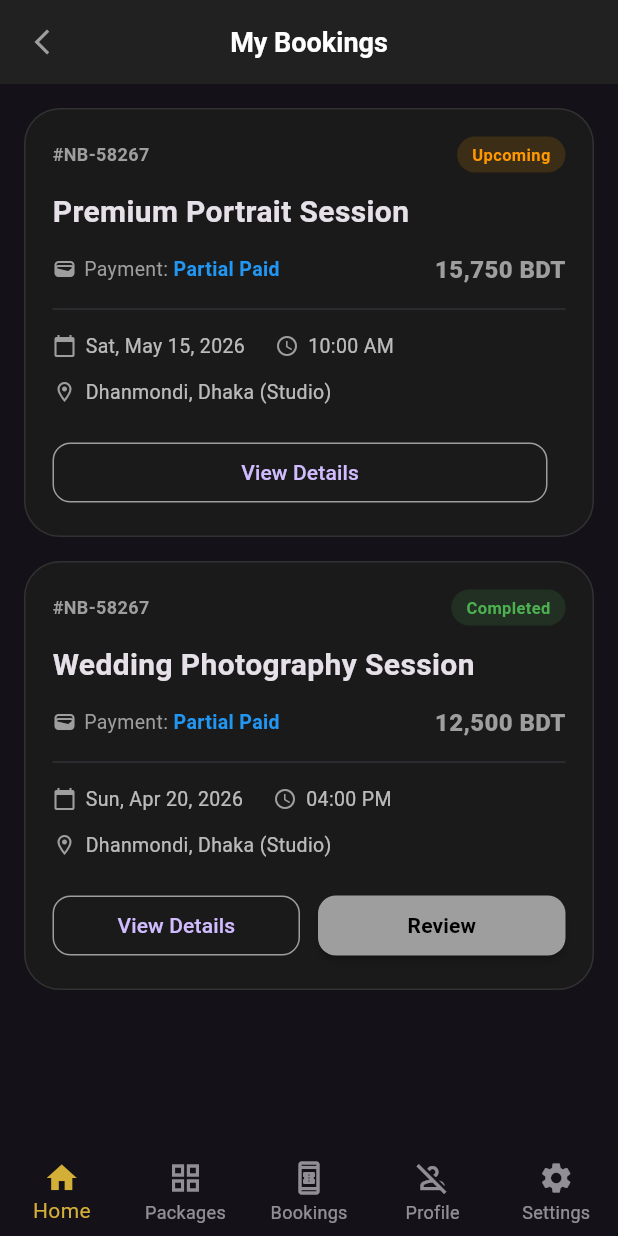
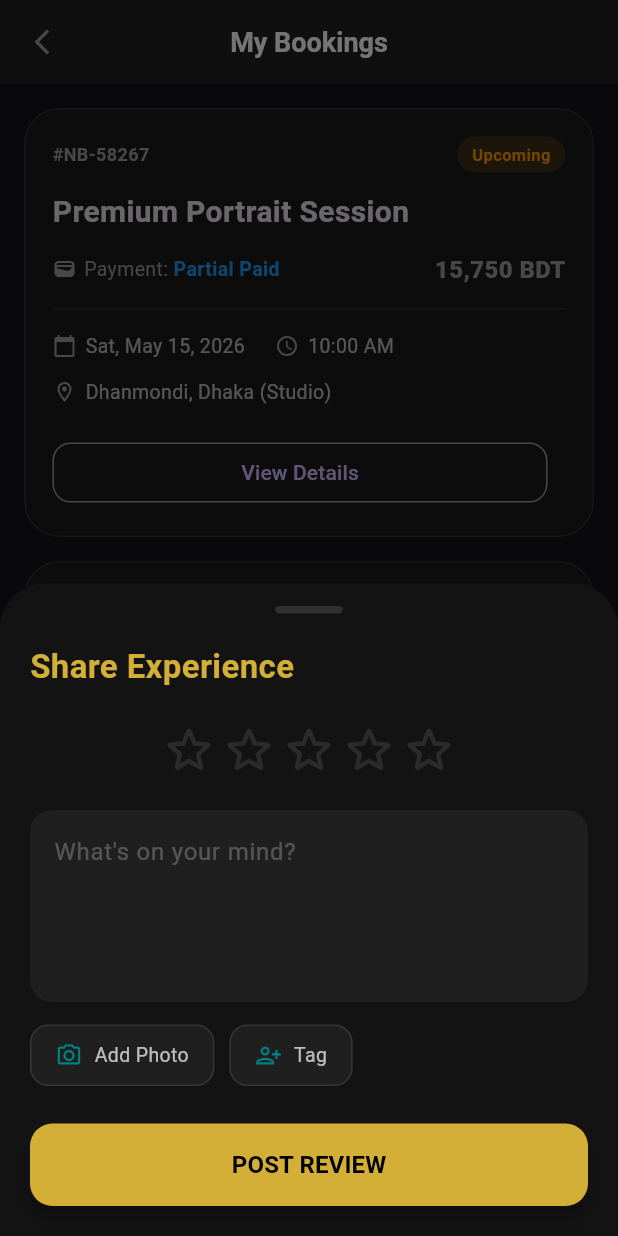
Before and after one commit to HASANALBANNA2024/nobochitro, a Flutter app: the MyBookingScreen screen opened directly with empty values, after a tap on "Review", on a phone screen of 412 x 824 dp. Run offline on Flutter 3.47's test engine with Material 3 defaults, Android fonts, the light colour scheme and no system bars; our stand-ins replace image_picker; network calls fail.

Commit message:
review section navigation completed

```diff
--- a/lib/booking_summary_screen/my_booking_screen.dart
+++ b/lib/booking_summary_screen/my_booking_screen.dart
@@ -1,11 +1,10 @@
 import 'package:flutter/material.dart';
+import 'package:nobochitro/responsive_review_list/_review_sheet_widget.dart';
 import 'package:nobochitro/widgets/custom_appbar.dart';
 import 'package:nobochitro/widgets/custom_bottom_nav.dart';
 
 class MyBookingScreen extends StatelessWidget {
   final Color primaryAccent;
-
-  // এই প্যারামিটারগুলো ক্লাসে ঘোষণা করা হলো যাতে অন্য স্ক্রিন থেকে মান আনা যায়
   final int selectedIndex;
   final Function(int) onDestinationSelected;
   final Function(bool) onThemeChanged;
@@ -26,10 +25,7 @@ class MyBookingScreen extends StatelessWidget {
     final isDark = theme.brightness == Brightness.dark;
     final screenWidth = MediaQuery.of(context).size.width;
     final bool isWeb = screenWidth > 800;
-    final Color goldColor = const Color(0xFFD4AF37);
-    final Color tealColor = const Color(0xFF008080);
 
-    // Sample Data
     final List<Map<String, dynamic>> bookings = [
       {
         "title": "Premium Portrait Session",
@@ -50,9 +46,7 @@ class MyBookingScreen extends StatelessWidget {
     ];
 
     return Scaffold(
-      // আপনার কাস্টম অ্যাপবার
       appBar: buildCustomAppBar(context, primaryAccent, "My Bookings"),
-
       body: Row(
         crossAxisAlignment: CrossAxisAlignment.start,
         children: [
@@ -73,11 +67,13 @@ class MyBookingScreen extends StatelessWidget {
                           final booking = bookings[index];
                           bool isCompleted = booking['status'] == "Completed";
 
+                          // পরিবর্তন ১: এখানে context পাস করে দিয়েছি
                           return _buildBookingCard(
                             booking,
                             isDark,
                             isCompleted,
                             theme,
+                            context, // <-- এই context টি পাঠানো হলো
                           );
                         },
                       ),
@@ -89,9 +85,6 @@ class MyBookingScreen extends StatelessWidget {
           ),
         ],
       ),
-
-      // কাস্টম বটম নেভিগেশন বার
-      // এখানে currentIndex এবং onTap এর বদলে এই স্ক্রিনে থাকা ভেরিয়েবলগুলো পাস করা হলো
       bottomNavigationBar: !isWeb
           ? CustomBottomNav(
               currentIndex: selectedIndex,
@@ -101,30 +94,27 @@ class MyBookingScreen extends StatelessWidget {
     );
   }
 
-  // বুকিং কার্ড উইজেট
+  // পরিবর্তন ২: এখানে BuildContext context প্যারামিটারটি যোগ করেছি
   Widget _buildBookingCard(
     Map<String, dynamic> booking,
     bool isDark,
     bool isCompleted,
     ThemeData theme,
+    BuildContext context, // <-- এখানে context রিসিভ করা হচ্ছে
   ) {
     return Container(
       margin: const EdgeInsets.only(bottom: 16),
       padding: const EdgeInsets.all(18),
       decoration: BoxDecoration(
         color: isDark ? const Color(0xFF1A1A1A) : Colors.white,
-        borderRadius: BorderRadius.circular(
-          24,
-        ), // একটু বেশি রাউন্ড করলে আধুনিক লাগে
+        borderRadius: BorderRadius.circular(24),
         border: Border.all(color: isDark ? Colors.white10 : Colors.black12),
-        // ... Shadow logic
       ),
       child: Column(
         crossAxisAlignment: CrossAxisAlignment.start,
         children: [
           Row(
             children: [
-              // বুকিং আইডি যোগ করা
               Text(
                 "#NB-58267",
                 style: TextStyle(
@@ -134,10 +124,7 @@ class MyBookingScreen extends StatelessWidget {
                 ),
               ),
               const Spacer(),
-              _statusChip(
-                booking['status'],
-                isCompleted,
-              ), // স্ট্যাটাস চিপ আলাদা উইজেট
+              _statusChip(booking['status'], isCompleted),
             ],
           ),
           const SizedBox(height: 12),
@@ -146,8 +133,6 @@ class MyBookingScreen extends StatelessWidget {
             style: const TextStyle(fontSize: 20, fontWeight: FontWeight.bold),
           ),
           const SizedBox(height: 12),
-
-          // পেমেন্ট এবং অ্যামাউন্ট রো
           Row(
             children: [
               const Icon(Icons.wallet, size: 16, color: Colors.grey),
@@ -175,8 +160,7 @@ class MyBookingScreen extends StatelessWidget {
               ),
             ],
           ),
-          const Divider(height: 30, thickness: 0.5), // সেপারেশন লাইন
-          // টাইম এবং লোকেশন ডিটেইলস
+          const Divider(height: 30, thickness: 0.5),
           Row(
             children: [
               _infoTile(Icons.calendar_today, booking['date'], isDark),
@@ -190,10 +174,7 @@ class MyBookingScreen extends StatelessWidget {
             "Dhanmondi, Dhaka (Studio)",
             isDark,
           ),
-
           const SizedBox(height: 20),
-
-          // বাটন সেকশন
           Row(
             children: [
               Expanded(
@@ -212,15 +193,17 @@ class MyBookingScreen extends StatelessWidget {
               if (isCompleted)
                 Expanded(
                   child: ElevatedButton(
-                    onPressed: () {},
+                    onPressed: () {
+                      // এখন আর লাল দাগ আসবে না, কারণ context এখন এই মেথডের পরিচিত
+                      ReviewService.showReviewSheet(context);
+                    },
                     style: ElevatedButton.styleFrom(
-                      backgroundColor:
-                          primaryAccent, // নিশ্চিত করুন primaryAccent ডিফাইন করা আছে
+                      backgroundColor: primaryAccent,
                       foregroundColor: Colors.black,
                       shape: RoundedRectangleBorder(
                         borderRadius: BorderRadius.circular(12),
                       ),
-                      elevation: 2, // দেখতে আরও প্রফেশনাল লাগবে
+                      elevation: 2,
                     ),
                     child: const Text(
                       "Review",
@@ -235,7 +218,6 @@ class MyBookingScreen extends StatelessWidget {
     );
   }
 
-  // ছোট হেল্পার উইজেট
   Widget _infoTile(IconData icon, String text, bool isDark) {
     return Row(
       children: [
--- a/lib/responsive_review_list/_review_sheet_widget.dart
+++ b/lib/responsive_review_list/_review_sheet_widget.dart
@@ -1,12 +1,13 @@
+import 'dart:io';
+
 import 'package:flutter/material.dart';
+import 'package:image_picker/image_picker.dart';
 
 class ReviewService {
-  // UI এর জন্য ডিফল্ট কালার
   static const Color goldColor = Color(0xFFD4AF37);
   static const Color tealColor = Color(0xFF008080);
   static const Color surfaceColor = Color(0xFF131313);
 
-  // এখানে আমরা সরাসরি context নিচ্ছি, তাই main.dart এ কিছু করা লাগবে না
   static void showReviewSheet(BuildContext context) {
     showModalBottomSheet(
       context: context,
@@ -26,25 +27,46 @@ class _DynamicReviewSheet extends StatefulWidget {
 
 class _DynamicReviewSheetState extends State<_DynamicReviewSheet> {
   int _rating = 0;
-  String _selectedType = "Client";
   final TextEditingController _reviewController = TextEditingController();
+
+  // ইমেজ লিস্ট (একাধিক ছবি নেওয়ার সুবিধার জন্য লিস্ট রাখা ভালো)
+  final List<File> _selectedImages = [];
+  final ImagePicker _picker = ImagePicker();
+
+  Future<void> _pickImage() async {
+    final XFile? image = await _picker.pickImage(
+      source: ImageSource.gallery,
+      imageQuality: 50,
+    );
+    if (image != null) {
+      setState(() {
+        _selectedImages.add(File(image.path));
+      });
+    }
+  }
 
   @override
   Widget build(BuildContext context) {
     final bottomInset = MediaQuery.of(context).viewInsets.bottom;
 
     return Container(
+      constraints: BoxConstraints(
+        maxHeight:
+            MediaQuery.of(context).size.height *
+            0.85, // স্ক্রিনের ৮৫% এর বেশি বড় হবে না
+      ),
       padding: EdgeInsets.fromLTRB(20, 15, 20, bottomInset + 20),
       decoration: const BoxDecoration(
         color: ReviewService.surfaceColor,
         borderRadius: BorderRadius.vertical(top: Radius.circular(30)),
       ),
       child: SingleChildScrollView(
+        physics: const BouncingScrollPhysics(),
         child: Column(
           mainAxisSize: MainAxisSize.min,
           crossAxisAlignment: CrossAxisAlignment.start,
           children: [
-            // Handlebar (UI Design)
+            // Handlebar
             Center(
               child: Container(
                 width: 45,
@@ -58,27 +80,16 @@ class _DynamicReviewSheetState extends State<_DynamicReviewSheet> {
             ),
 
             const Text(
-              "Create Review",
+              "Share Experience",
               style: TextStyle(
                 color: ReviewService.goldColor,
-                fontSize: 24,
+                fontSize: 22,
                 fontWeight: FontWeight.bold,
               ),
             ),
-            const SizedBox(height: 25),
+            const SizedBox(height: 20),
 
-            // রিভিউ টাইপ চিপস (UI)
-            Row(
-              children: [
-                _buildTypeChip("Client", Icons.verified),
-                const SizedBox(width: 10),
-                _buildTypeChip("Fan", Icons.favorite),
-              ],
-            ),
-
-            const SizedBox(height: 30),
-
-            // স্টার রেটিং UI
+            // ১. রেটিং সেকশন
             Center(
               child: Row(
                 mainAxisAlignment: MainAxisAlignment.center,
@@ -90,23 +101,22 @@ class _DynamicReviewSheetState extends State<_DynamicReviewSheet> {
                       index < _rating
                           ? Icons.star_rounded
                           : Icons.star_outline_rounded,
-                      color: index < _rating ? Colors.amber : Colors.grey[700],
-                      size: 45,
+                      color: index < _rating ? Colors.amber : Colors.white10,
+                      size: 40,
                     ),
                   ),
                 ),
               ),
             ),
+            const SizedBox(height: 20),
 
-            const SizedBox(height: 25),
-
-            // রিভিউ টেক্সট বক্স
+            // ২. কমেন্ট বক্স
             TextField(
               controller: _reviewController,
-              maxLines: 3,
+              maxLines: 4,
               style: const TextStyle(color: Colors.white),
               decoration: InputDecoration(
-                hintText: "Write your feedback...",
+                hintText: "What's on your mind?",
                 hintStyle: const TextStyle(color: Colors.white24),
                 filled: true,
                 fillColor: Colors.white.withOpacity(0.05),
@@ -116,10 +126,69 @@ class _DynamicReviewSheetState extends State<_DynamicReviewSheet> {
                 ),
               ),
             ),
+            const SizedBox(height: 15),
 
-            const SizedBox(height: 30),
+            // ৩. ইমেজ প্রিভিউ সেকশন (ওভারফ্লো প্রতিরোধ করবে)
+            if (_selectedImages.isNotEmpty)
+              Container(
+                margin: const EdgeInsets.only(bottom: 15),
+                height: 90, // ফিক্সড হাইট যাতে ফ্লেক্সিবল থাকে
+                child: ListView.builder(
+                  scrollDirection: Axis.horizontal,
+                  itemCount: _selectedImages.length,
+                  itemBuilder: (context, index) {
+                    return Stack(
+                      children: [
+                        Container(
+                          margin: const EdgeInsets.only(right: 10),
+                          width: 80,
+                          decoration: BoxDecoration(
+                            borderRadius: BorderRadius.circular(12),
+                            image: DecorationImage(
+                              image: FileImage(_selectedImages[index]),
+                              fit: BoxFit.cover,
+                            ),
+                          ),
+                        ),
+                        Positioned(
+                          right: 12,
+                          top: 2,
+                          child: GestureDetector(
+                            onTap: () =>
+                                setState(() => _selectedImages.removeAt(index)),
+                            child: const CircleAvatar(
+                              radius: 10,
+                              backgroundColor: Colors.red,
+                              child: Icon(
+                                Icons.close,
+                                size: 12,
+                                color: Colors.white,
+                              ),
+                            ),
+                          ),
+                        ),
+                      ],
+                    );
+                  },
+                ),
+              ),
 
-            // সাবমিট বাটন
+            // ৪. টুলস বাটন (অ্যাড ফটো)
+            Row(
+              children: [
+                _actionButton(
+                  Icons.camera_alt_outlined,
+                  "Add Photo",
+                  _pickImage,
+                ),
+                const SizedBox(width: 10),
+                _actionButton(Icons.person_add_alt_1_outlined, "Tag", () {}),
+              ],
+            ),
+
+            const SizedBox(height: 25),
+
+            // ৫. পোস্ট বাটন
             SizedBox(
               width: double.infinity,
               height: 55,
@@ -130,12 +199,14 @@ class _DynamicReviewSheetState extends State<_DynamicReviewSheet> {
                   shape: RoundedRectangleBorder(
                     borderRadius: BorderRadius.circular(15),
                   ),
+                  elevation: 5,
                 ),
                 child: const Text(
                   "POST REVIEW",
                   style: TextStyle(
                     color: Colors.black,
                     fontWeight: FontWeight.bold,
+                    fontSize: 16,
                   ),
                 ),
               ),
@@ -146,36 +217,23 @@ class _DynamicReviewSheetState extends State<_DynamicReviewSheet> {
     );
   }
 
-  // চিপস উইজেট
-  Widget _buildTypeChip(String type, IconData icon) {
-    bool isSelected = _selectedType == type;
+  Widget _actionButton(IconData icon, String label, VoidCallback onTap) {
     return GestureDetector(
-      onTap: () => setState(() => _selectedType = type),
+      onTap: onTap,
       child: Container(
-        padding: const EdgeInsets.symmetric(horizontal: 16, vertical: 8),
+        padding: const EdgeInsets.symmetric(horizontal: 16, vertical: 10),
         decoration: BoxDecoration(
-          color: isSelected
-              ? ReviewService.tealColor.withOpacity(0.2)
-              : Colors.transparent,
-          borderRadius: BorderRadius.circular(20),
-          border: Border.all(
-            color: isSelected ? ReviewService.tealColor : Colors.white10,
-          ),
+          color: Colors.white.withOpacity(0.05),
+          borderRadius: BorderRadius.circular(12),
+          border: Border.all(color: Colors.white10),
         ),
         child: Row(
           children: [
-            Icon(
-              icon,
-              size: 14,
-              color: isSelected ? ReviewService.tealColor : Colors.grey,
-            ),
+            Icon(icon, color: ReviewService.tealColor, size: 18),
             const SizedBox(width: 8),
             Text(
-              type,
-              style: TextStyle(
-                color: isSelected ? Colors.white : Colors.grey,
-                fontSize: 12,
-              ),
+              label,
+              style: const TextStyle(color: Colors.white70, fontSize: 13),
             ),
           ],
         ),
--- a/pubspec.yaml
+++ b/pubspec.yaml
@@ -20,6 +20,7 @@ dependencies:
   cupertino_icons: ^1.0.8
   http: ^1.6.0
   intl: ^0.20.2
+  image_picker: ^1.2.2
 
 dev_dependencies:
   flutter_test:
```
Also changed, not shown: pubspec.lock, 5 other files.
